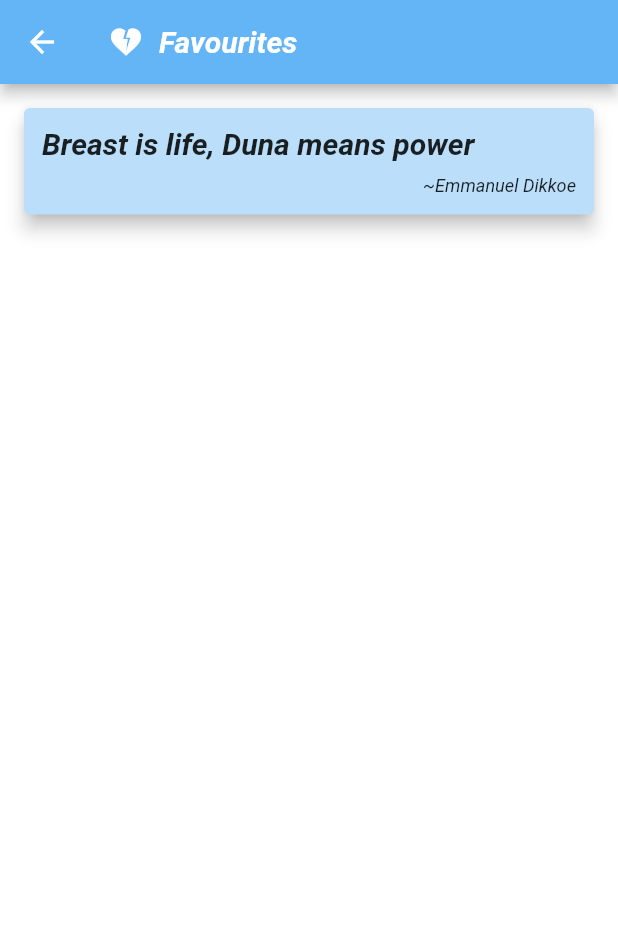
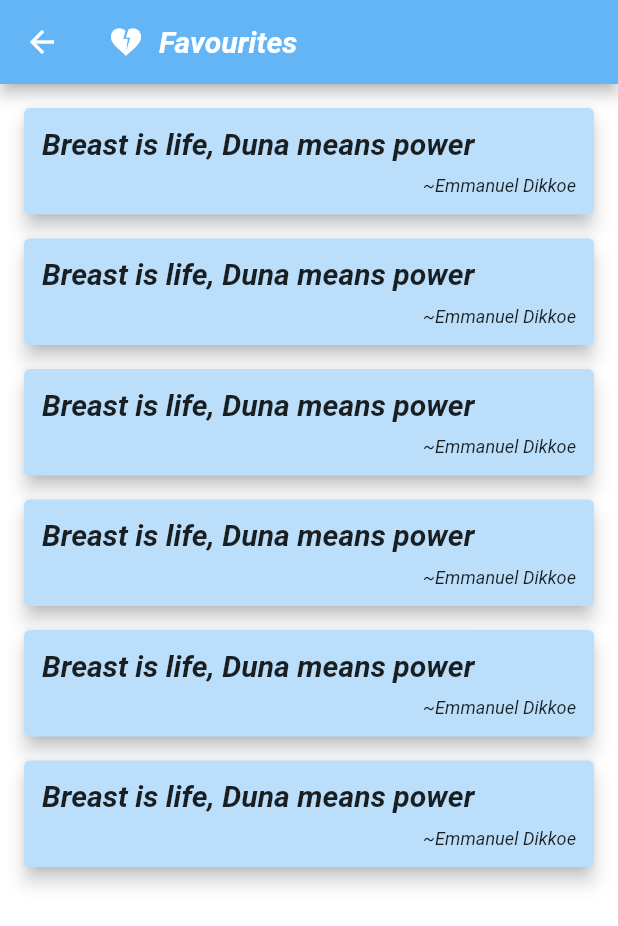
Before and after one commit to Aquarius-blake/level2, a Flutter app: the Fav screen opened by its route, on a phone screen of 412 x 824 dp. Shown: the top 926 px of the screen. Run offline on Flutter 3.47's test engine with Material 2 defaults, Android fonts, the phone set to English and light mode, and no system bars.

Commit message:
Minor update

```diff
--- a/lib/pages/Fav.dart
+++ b/lib/pages/Fav.dart
@@ -67,6 +67,171 @@ fontWeight: FontWeight.bold,
                 ],
               ),
             ),
+          ), Card(
+            elevation: 5.0,
+            color: Colors.blue[100],
+            margin: EdgeInsets.fromLTRB(16.0, 16.0,16.0, 0),
+            child: Padding(
+              padding: const EdgeInsets.all(12.0),
+              child: Column(
+                crossAxisAlignment: CrossAxisAlignment.stretch,
+                children: [
+                  Text(
+                    "Breast is life, Duna means power",
+                    style: TextStyle(
+                        fontWeight: FontWeight.bold,
+                        fontStyle: FontStyle.italic,
+                        fontSize: 20.0
+                    ),
+                    textAlign: TextAlign.start,
+                  ),
+                  SizedBox(height: 10,),
+                  Text(
+                    "~Emmanuel Dikkoe",
+                    style: TextStyle(
+
+                        fontStyle: FontStyle.italic,
+                        fontSize: 12.0
+                    ),
+                    textAlign: TextAlign.end,
+                  ),
+
+
+                ],
+              ),
+            ),
+          ), Card(
+            elevation: 5.0,
+            color: Colors.blue[100],
+            margin: EdgeInsets.fromLTRB(16.0, 16.0,16.0, 0),
+            child: Padding(
+              padding: const EdgeInsets.all(12.0),
+              child: Column(
+                crossAxisAlignment: CrossAxisAlignment.stretch,
+                children: [
+                  Text(
+                    "Breast is life, Duna means power",
+                    style: TextStyle(
+                        fontWeight: FontWeight.bold,
+                        fontStyle: FontStyle.italic,
+                        fontSize: 20.0
+                    ),
+                    textAlign: TextAlign.start,
+                  ),
+                  SizedBox(height: 10,),
+                  Text(
+                    "~Emmanuel Dikkoe",
+                    style: TextStyle(
+
+                        fontStyle: FontStyle.italic,
+                        fontSize: 12.0
+                    ),
+                    textAlign: TextAlign.end,
+                  ),
+
+
+                ],
+              ),
+            ),
+          ), Card(
+            elevation: 5.0,
+            color: Colors.blue[100],
+            margin: EdgeInsets.fromLTRB(16.0, 16.0,16.0, 0),
+            child: Padding(
+              padding: const EdgeInsets.all(12.0),
+              child: Column(
+                crossAxisAlignment: CrossAxisAlignment.stretch,
+                children: [
+                  Text(
+                    "Breast is life, Duna means power",
+                    style: TextStyle(
+                        fontWeight: FontWeight.bold,
+                        fontStyle: FontStyle.italic,
+                        fontSize: 20.0
+                    ),
+                    textAlign: TextAlign.start,
+                  ),
+                  SizedBox(height: 10,),
+                  Text(
+                    "~Emmanuel Dikkoe",
+                    style: TextStyle(
+
+                        fontStyle: FontStyle.italic,
+                        fontSize: 12.0
+                    ),
+                    textAlign: TextAlign.end,
+                  ),
+
+
+                ],
+              ),
+            ),
+          ), Card(
+            elevation: 5.0,
+            color: Colors.blue[100],
+            margin: EdgeInsets.fromLTRB(16.0, 16.0,16.0, 0),
+            child: Padding(
+              padding: const EdgeInsets.all(12.0),
+              child: Column(
+                crossAxisAlignment: CrossAxisAlignment.stretch,
+                children: [
+                  Text(
+                    "Breast is life, Duna means power",
+                    style: TextStyle(
+                        fontWeight: FontWeight.bold,
+                        fontStyle: FontStyle.italic,
+                        fontSize: 20.0
+                    ),
+                    textAlign: TextAlign.start,
+                  ),
+                  SizedBox(height: 10,),
+                  Text(
+                    "~Emmanuel Dikkoe",
+                    style: TextStyle(
+
+                        fontStyle: FontStyle.italic,
+                        fontSize: 12.0
+                    ),
+                    textAlign: TextAlign.end,
+                  ),
+
+
+                ],
+              ),
+            ),
+          ), Card(
+            elevation: 5.0,
+            color: Colors.blue[100],
+            margin: EdgeInsets.fromLTRB(16.0, 16.0,16.0, 0),
+            child: Padding(
+              padding: const EdgeInsets.all(12.0),
+              child: Column(
+                crossAxisAlignment: CrossAxisAlignment.stretch,
+                children: [
+                  Text(
+                    "Breast is life, Duna means power",
+                    style: TextStyle(
+                        fontWeight: FontWeight.bold,
+                        fontStyle: FontStyle.italic,
+                        fontSize: 20.0
+                    ),
+                    textAlign: TextAlign.start,
+                  ),
+                  SizedBox(height: 10,),
+                  Text(
+                    "~Emmanuel Dikkoe",
+                    style: TextStyle(
+
+                        fontStyle: FontStyle.italic,
+                        fontSize: 12.0
+                    ),
+                    textAlign: TextAlign.end,
+                  ),
+
+
+                ],
+              ),
+            ),
           ),
 
         ],
```
